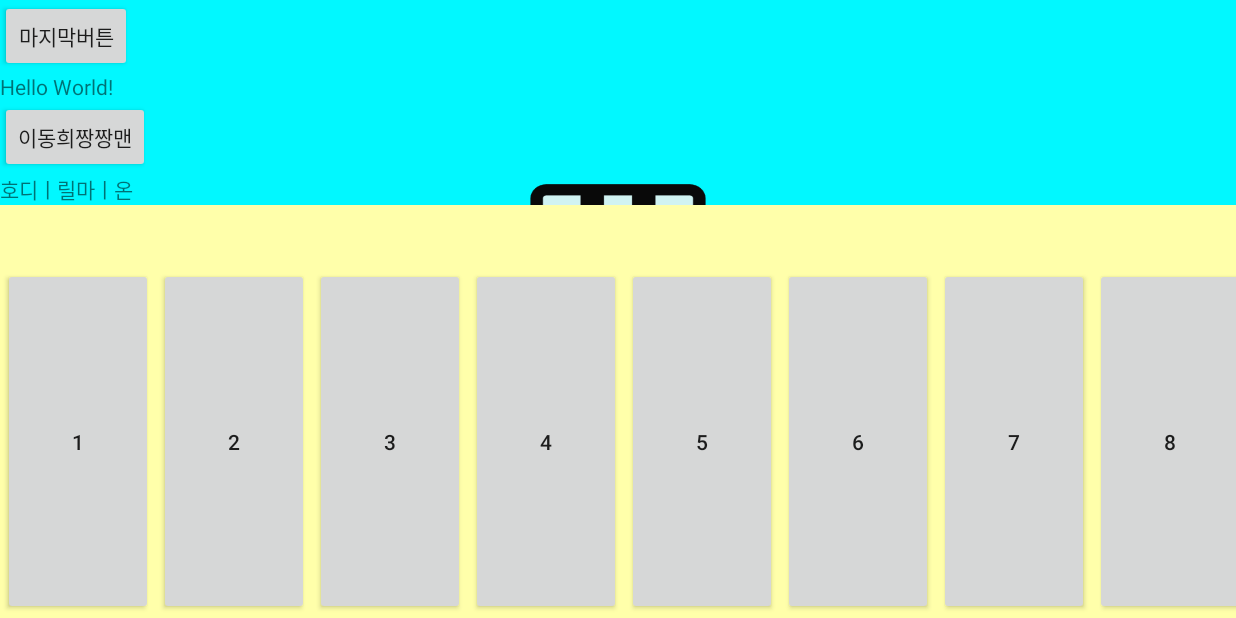
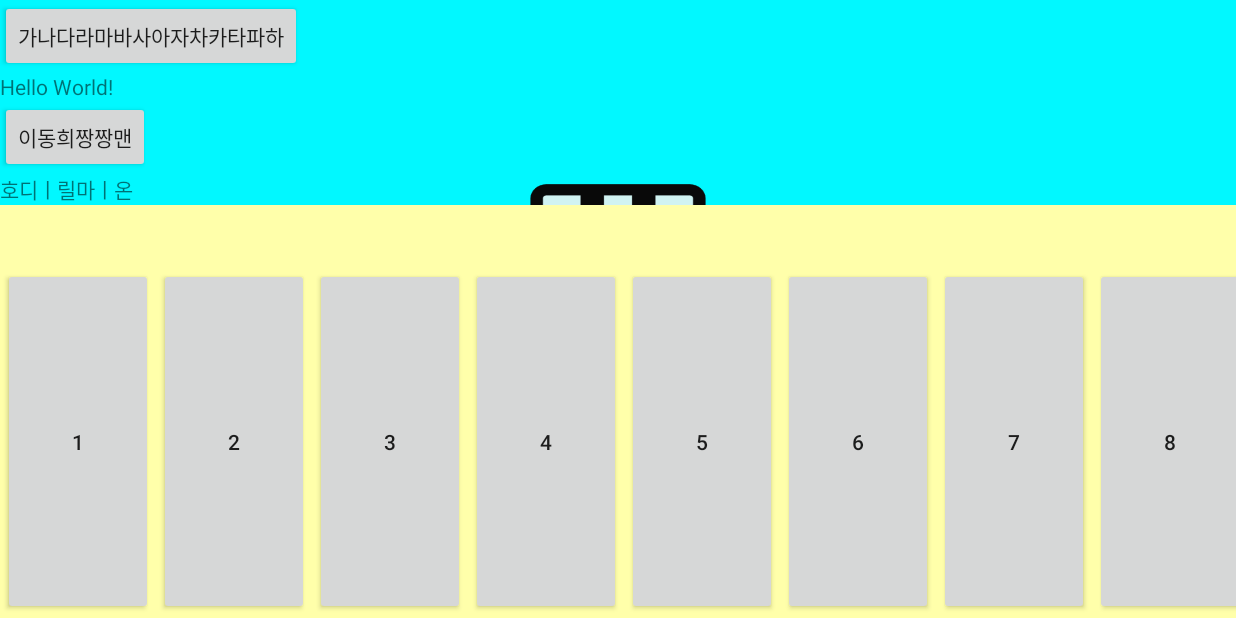
Before and after one commit to BlackLair/githubtest, an Android app: the screen it shows after launch (MainActivity), on a phone screen of 824 x 412 dp (held sideways). Run offline under Robolectric (Android 15) with nearby library versions, the phone set to English and light mode, and no system bars.

Commit message:
동희가 수정

```diff
--- a/app/src/main/res/layout/activity_main.xml
+++ b/app/src/main/res/layout/activity_main.xml
@@ -9,7 +9,7 @@
     <Button
         android:layout_width="wrap_content"
         android:layout_height="wrap_content"
-        android:text="마지막버튼"/>
+        android:text="가나다라마바사아자차카타파하"/>
     <TextView
         android:layout_width="wrap_content"
         android:layout_height="wrap_content"
```
